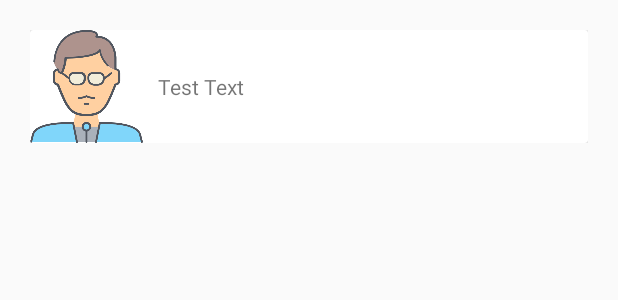
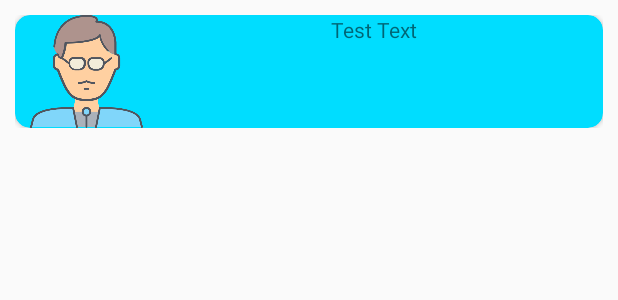
Before and after one commit to adil1508/Dad-make-a-funny, an Android app: the layout joke_card.xml on its own in the app's theme, with its tools: preview values and no code run, on a phone screen of 412 x 824 dp. Shown: the top 300 px of the screen. Run offline under Robolectric (Android 15) with nearby library versions, the phone set to English and light mode, and no system bars.

Commit message:
changed joke card

```diff
--- a/DadMakeAFunny/app/src/main/java/com/example/dadmakeafunny/JokesReader.java
+++ b/DadMakeAFunny/app/src/main/java/com/example/dadmakeafunny/JokesReader.java
@@ -29,7 +29,7 @@ public class JokesReader {
 
     /*constructor*/
     public JokesReader(){
-        this.jokes = new ArrayList<>();
+        this.jokes = new ArrayList<>(this.limit);
         this.last_joke_id = null;
     }
 
--- a/DadMakeAFunny/app/src/main/java/com/example/dadmakeafunny/RecyclerViewAdapter.java
+++ b/DadMakeAFunny/app/src/main/java/com/example/dadmakeafunny/RecyclerViewAdapter.java
@@ -112,7 +112,7 @@ public class RecyclerViewAdapter extends RecyclerView.Adapter<RecyclerViewAdapte
             super(itemView);
 
             cardView = itemView.findViewById(R.id.joke_card);
-            dadPicture = itemView.findViewById(R.id.dad_picture);
+//            dadPicture = itemView.findViewById(R.id.dad_picture);
             theJoke = itemView.findViewById(R.id.the_joke);
             relLayout = itemView.findViewById(R.id.card_relative_layout);
         }
--- /dev/null
+++ b/DadMakeAFunny/app/src/main/res/drawable/dad_icon.xml
@@ -0,0 +1,8 @@
+<?xml version="1.0" encoding="utf-8"?>
+<layer-list xmlns:android="http://schemas.android.com/apk/res/android">
+    <item
+        android:drawable="@drawable/father"
+        android:width="75dp"
+        android:height="75dp"
+        />
+</layer-list>
--- a/DadMakeAFunny/app/src/main/res/layout/joke_card.xml
+++ b/DadMakeAFunny/app/src/main/res/layout/joke_card.xml
@@ -1,42 +1,28 @@
 <?xml version="1.0" encoding="utf-8"?>
 <RelativeLayout xmlns:android="http://schemas.android.com/apk/res/android"
+    xmlns:app="http://schemas.android.com/apk/res-auto"
+    android:id="@+id/card_relative_layout"
     android:layout_width="match_parent"
     android:layout_height="wrap_content"
-    android:padding="20dp"
-    android:id="@+id/card_relative_layout">
+    android:padding="10dp">
 
 
     <android.support.v7.widget.CardView
+        android:id="@+id/joke_card"
         android:layout_width="match_parent"
         android:layout_height="wrap_content"
-        android:id="@+id/joke_card">
+        app:cardBackgroundColor="@android:color/holo_blue_bright"
+        app:cardCornerRadius="10dp">
 
-        <LinearLayout
+        <TextView
+            android:id="@+id/the_joke"
             android:layout_width="match_parent"
-            android:layout_height="wrap_content">
-
-            <!--<de.hdodenhof.circleimageview.CircleImageView-->
-                <!--android:layout_width="75dp"-->
-                <!--android:layout_height="75dp"-->
-                <!--android:id="@+id/dad_picture"-->
-                <!--android:src="@drawable/father"-->
-                <!--/>-->
-
-            <ImageView
-                android:layout_width="75dp"
-                android:layout_height="75dp"
-                android:src="@drawable/father"
-                android:id="@+id/dad_picture"/>
-
-            <TextView
-                android:layout_width="match_parent"
-                android:layout_height="wrap_content"
-                android:text="@string/test"
-                android:layout_gravity="center_vertical"
-                android:layout_marginLeft="10dp"
-                android:id="@+id/the_joke"/>
-
-        </LinearLayout>
+            android:layout_height="match_parent"
+            android:layout_gravity="center_vertical"
+            android:layout_marginStart="10dp"
+            android:drawableStart="@drawable/dad_icon"
+            android:text="@string/test"
+            android:textAlignment="center" />
 
 
 
--- a/DadMakeAFunny/app/src/main/res/values/strings.xml
+++ b/DadMakeAFunny/app/src/main/res/values/strings.xml
@@ -1,4 +1,5 @@
 <resources>
     <string name="app_name">Dad, Make A Funny</string>
     <string name="test">Test Text</string>
+    <string name="dad">dad</string>
 </resources>
--- a/DadMakeAFunny/build.gradle
+++ b/DadMakeAFunny/build.gradle
@@ -7,7 +7,7 @@ buildscript {
 
     }
     dependencies {
-        classpath 'com.android.tools.build:gradle:3.4.0'
+        classpath 'com.android.tools.build:gradle:3.6.3'
 
         // NOTE: Do not place your application dependencies here; they belong
         // in the individual module build.gradle files
```
Also changed, not shown: DadMakeAFunny/app/src/main/res/layout/activity_main.xml (+17 -17 lines), DadMakeAFunny/gradle/wrapper/gradle-wrapper.properties.
